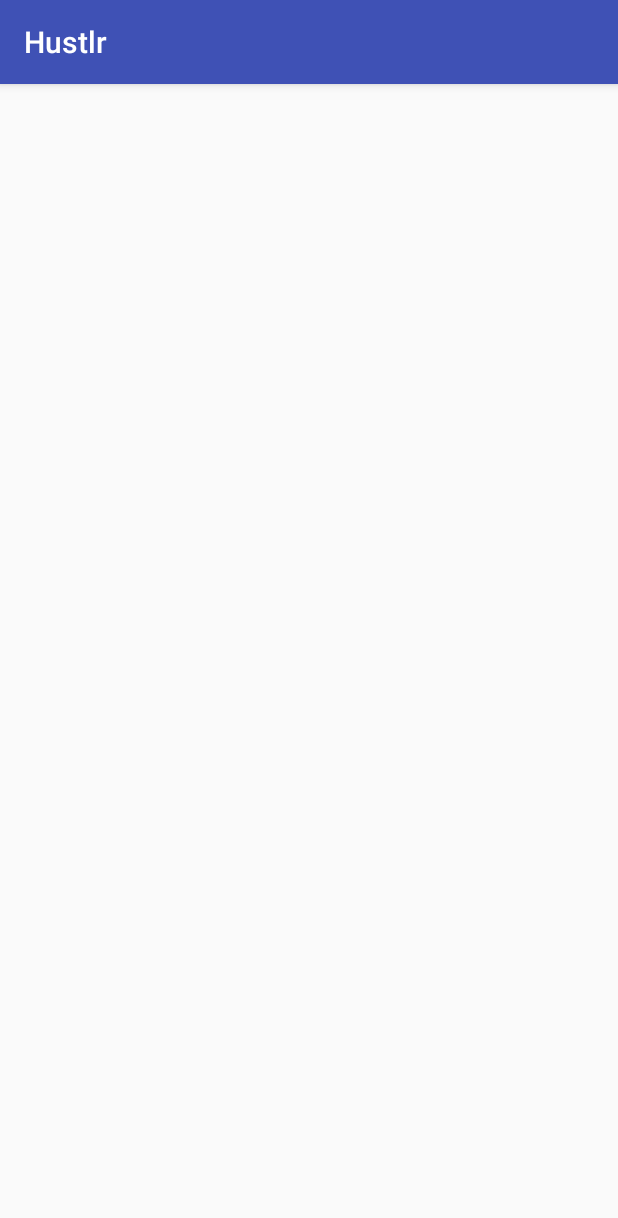
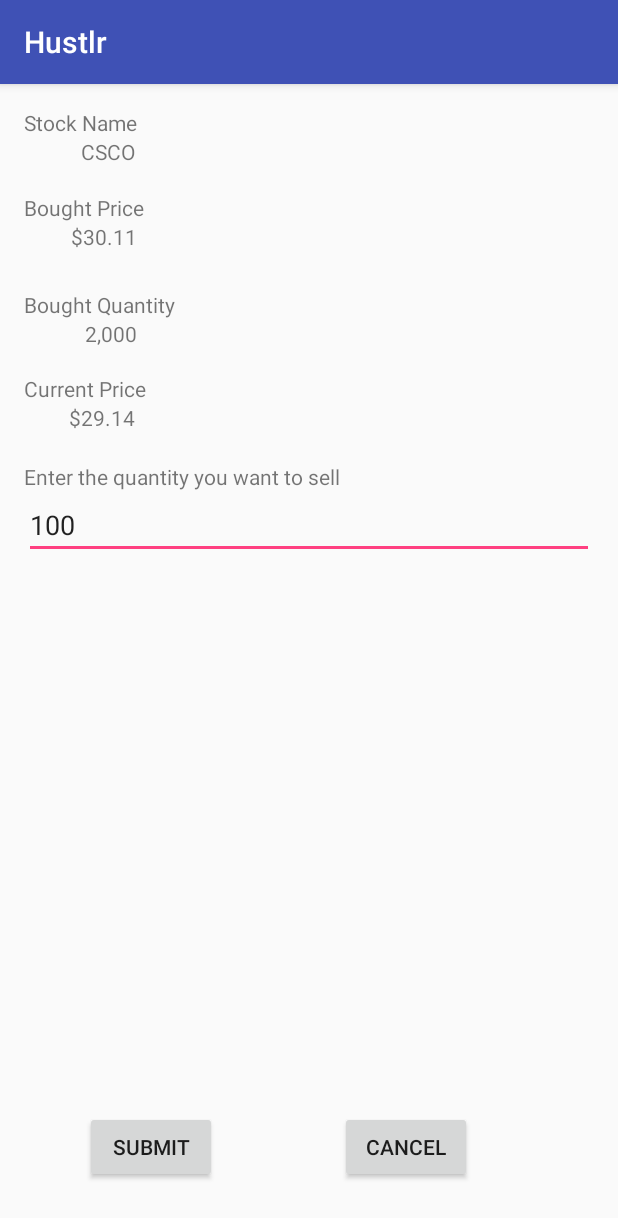
Before and after one commit to ReachAayush/hustlr, an Android app: the SellCoverActivity screen opened directly, with no data from a screen before it, on a phone screen of 412 x 824 dp. Shown: the top 1218 px of the screen. Run offline under Robolectric (Android 15) with nearby library versions, the phone set to English and light mode, and no system bars.

Commit message:
bought/cover page xml

```diff
--- a/hustlr/app/src/main/res/layout/activity_sell_cover.xml
+++ b/hustlr/app/src/main/res/layout/activity_sell_cover.xml
@@ -7,4 +7,119 @@
     android:paddingBottom="@dimen/activity_vertical_margin"
     tools:context="edu.cmu.hustlr.SellCoverActivity">
 
+    <TextView
+        android:layout_width="wrap_content"
+        android:layout_height="wrap_content"
+        android:text="Stock Name"
+        android:id="@+id/textStockNameLabel"
+        android:layout_alignParentTop="true"
+        android:layout_alignParentLeft="true"
+        android:layout_alignParentStart="true" />
+
+    <TextView
+        android:layout_width="wrap_content"
+        android:layout_height="wrap_content"
+        android:text="Current Price"
+        android:id="@+id/textCurrentPriceLabel"
+        android:layout_marginTop="17dp"
+        android:layout_below="@+id/textBoughtQuantity"
+        android:layout_alignParentLeft="true"
+        android:layout_alignParentStart="true" />
+
+    <TextView
+        android:layout_width="wrap_content"
+        android:layout_height="wrap_content"
+        android:text="Bought Price"
+        android:id="@+id/textBoughtPriceLabel"
+        android:layout_marginTop="18dp"
+        android:layout_below="@+id/textStockName"
+        android:layout_alignParentLeft="true"
+        android:layout_alignParentStart="true" />
+
+    <TextView
+        android:layout_width="wrap_content"
+        android:layout_height="wrap_content"
+        android:text="Bought Quantity"
+        android:id="@+id/textBoughtQuantityLabel"
+        android:layout_marginTop="26dp"
+        android:layout_below="@+id/textBoughtPrice"
+        android:layout_alignParentLeft="true"
+        android:layout_alignParentStart="true" />
+
+    <TextView
+        android:layout_width="wrap_content"
+        android:layout_height="wrap_content"
+        android:text="CSCO"
+        android:id="@+id/textStockName"
+        android:layout_below="@+id/textStockNameLabel"
+        android:layout_alignParentLeft="true"
+        android:layout_alignParentStart="true"
+        android:layout_marginLeft="38dp"
+        android:layout_marginStart="38dp" />
+
+    <TextView
+        android:layout_width="wrap_content"
+        android:layout_height="wrap_content"
+        android:text="$30.11"
+        android:id="@+id/textBoughtPrice"
+        android:layout_below="@+id/textBoughtPriceLabel"
+        android:layout_alignRight="@+id/textStockNameLabel"
+        android:layout_alignEnd="@+id/textStockNameLabel" />
+
+    <TextView
+        android:layout_width="wrap_content"
+        android:layout_height="wrap_content"
+        android:text="2,000"
+        android:id="@+id/textBoughtQuantity"
+        android:layout_below="@+id/textBoughtQuantityLabel"
+        android:layout_alignRight="@+id/textBoughtPrice"
+        android:layout_alignEnd="@+id/textBoughtPrice" />
+
+    <TextView
+        android:layout_width="wrap_content"
+        android:layout_height="wrap_content"
+        android:text="$29.14"
+        android:id="@+id/textCurrentPrice"
+        android:layout_below="@+id/textCurrentPriceLabel"
+        android:layout_alignRight="@+id/textStockName"
+        android:layout_alignEnd="@+id/textStockName" />
+
+    <TextView
+        android:layout_width="wrap_content"
+        android:layout_height="wrap_content"
+        android:text="Enter the quantity you want to sell"
+        android:id="@+id/textInputQuantityLabel"
+        android:layout_below="@+id/textCurrentPrice"
+        android:layout_marginTop="20dp" />
+
+    <EditText
+        android:layout_width="wrap_content"
+        android:layout_height="wrap_content"
+        android:id="@+id/editInputQuantity"
+        android:layout_below="@+id/textInputQuantityLabel"
+        android:layout_alignParentRight="true"
+        android:layout_alignParentEnd="true"
+        android:layout_alignParentLeft="true"
+        android:layout_alignParentStart="true"
+        android:text="100" />
+
+    <Button
+        android:layout_width="wrap_content"
+        android:layout_height="wrap_content"
+        android:text="Submit"
+        android:id="@+id/buttonSubmit"
+        android:layout_marginBottom="19dp"
+        android:layout_alignParentBottom="true"
+        android:layout_alignLeft="@+id/textBoughtQuantity"
+        android:layout_alignStart="@+id/textBoughtQuantity" />
+
+    <Button
+        android:layout_width="wrap_content"
+        android:layout_height="wrap_content"
+        android:text="Cancel"
+        android:id="@+id/buttonCancel"
+        android:layout_alignTop="@+id/buttonSubmit"
+        android:layout_toRightOf="@+id/textInputQuantityLabel"
+        android:layout_toEndOf="@+id/textInputQuantityLabel" />
+
 </RelativeLayout>
```
